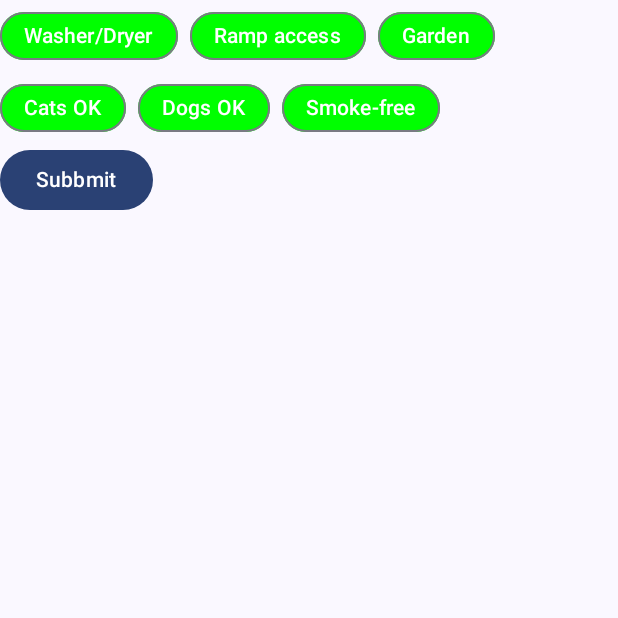
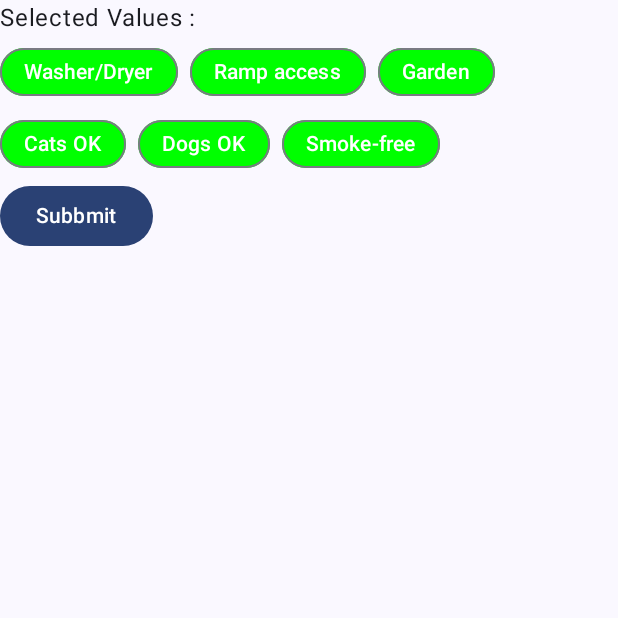
Before and after one commit to andresources/KotlinComposeCourse, an Android app built with Jetpack Compose: the screen it shows after launch (MainActivity), on a phone screen of 412 x 824 dp, the top half of it. Run offline under Robolectric (Android 15) with nearby library versions, the phone set to English and light mode, and no system bars.

Commit message:
Flow - Row

```diff
--- a/app/src/main/java/com/mindorks/example/kotlincomposecourse/MainActivity.kt
+++ b/app/src/main/java/com/mindorks/example/kotlincomposecourse/MainActivity.kt
@@ -3,12 +3,17 @@ package com.mindorks.example.kotlincomposecourse
 import android.os.Bundle
 import androidx.activity.ComponentActivity
 import androidx.activity.compose.setContent
+import androidx.compose.foundation.layout.Column
 import androidx.compose.foundation.layout.fillMaxSize
 import androidx.compose.material3.Button
 import androidx.compose.material3.MaterialTheme
 import androidx.compose.material3.Surface
 import androidx.compose.material3.Text
 import androidx.compose.runtime.Composable
+import androidx.compose.runtime.getValue
+import androidx.compose.runtime.mutableStateOf
+import androidx.compose.runtime.remember
+import androidx.compose.runtime.setValue
 import androidx.compose.ui.Modifier
 import androidx.compose.ui.tooling.preview.Preview
 import com.mindorks.example.kotlincomposecourse.flowlayout.Filters
@@ -25,8 +30,13 @@ class MainActivity : ComponentActivity() {
                     modifier = Modifier.fillMaxSize(),
                     color = MaterialTheme.colorScheme.background
                 ) {
-                    Filters()
-
+                    var size: String by remember {mutableStateOf("Selected Values : ")}
+                    Column() {
+                        Text(text = "$size")
+                        Filters{
+                            size = it.toString()
+                        }
+                    }
                    // FlowRowDemo()
                 }
             }
--- a/app/src/main/java/com/mindorks/example/kotlincomposecourse/flowlayout/1_flowrow.kt
+++ b/app/src/main/java/com/mindorks/example/kotlincomposecourse/flowlayout/1_flowrow.kt
@@ -59,13 +59,12 @@ fun FlowRowDemo() {
 
 @OptIn(ExperimentalMaterial3Api::class, ExperimentalLayoutApi::class)
 @Composable
-fun Filters() {
+fun Filters(onSelectedItems: (data: List<String>)->Unit) {
     var selList: MutableList<String> = mutableListOf()
     val filters = listOf(
         "Washer/Dryer", "Ramp access", "Garden", "Cats OK", "Dogs OK", "Smoke-free"
     )
     Column() {
-
         FlowRow(
             horizontalArrangement = Arrangement.spacedBy(8.dp)
         ) {
@@ -98,7 +97,8 @@ fun Filters() {
         }
         var context = LocalContext.current
         Button(onClick = {
-            Toast.makeText(context.applicationContext,"${selList.size}",Toast.LENGTH_SHORT).show()
+            onSelectedItems.invoke(selList)
+            //Toast.makeText(context.applicationContext,"${selList.size}",Toast.LENGTH_SHORT).show()
         }) {
             Text(text = "Subbmit")
         }
```
